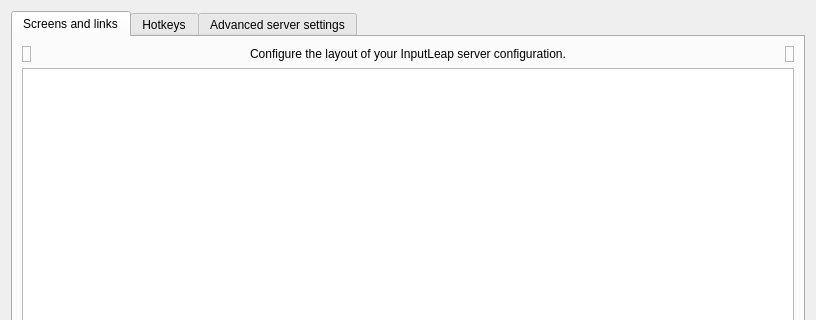
BigOreo/BlueBridge, file src/gui/src/ServerConfigDialog.ui: the form before one commit; both pictures show x 0 to 816 and y 0 to 320 of the 816 by 545 pixel window.
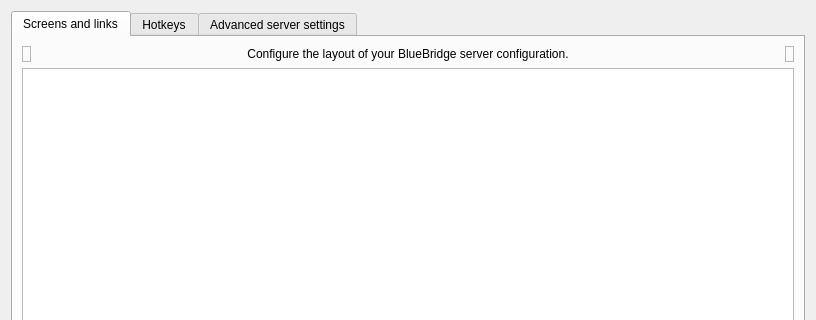
The form after the commit. Icons and pictures are not drawn. Custom widgets are drawn as their Qt base class.

Commit message:
Show the BlueBridge name and icon everywhere
Rename the app in every window, message, menu and tray tooltip, the
installer (name, shortcuts, setup file, firewall rule, service display
name), the Windows file details, the Mac and Linux app names and the
policy templates. Every window, including the setup wizard, now shows
the BlueBridge icon in its title bar.

Internal names stay as they were so upgrades keep working: the program
files, the service name, the settings and policy registry keys and the
data folder. The installer removes the old shortcuts and firewall rule.

Patch:
```diff
--- a/src/gui/src/ServerConfigDialog.ui
+++ b/src/gui/src/ServerConfigDialog.ui
@@ -54,7 +54,7 @@
             </sizepolicy>
            </property>
            <property name="text">
-            <string>Configure the layout of your InputLeap server configuration.</string>
+            <string>Configure the layout of your BlueBridge server configuration.</string>
            </property>
            <property name="alignment">
             <set>Qt::AlignCenter</set>
```
The commit also changes 31 other files.
